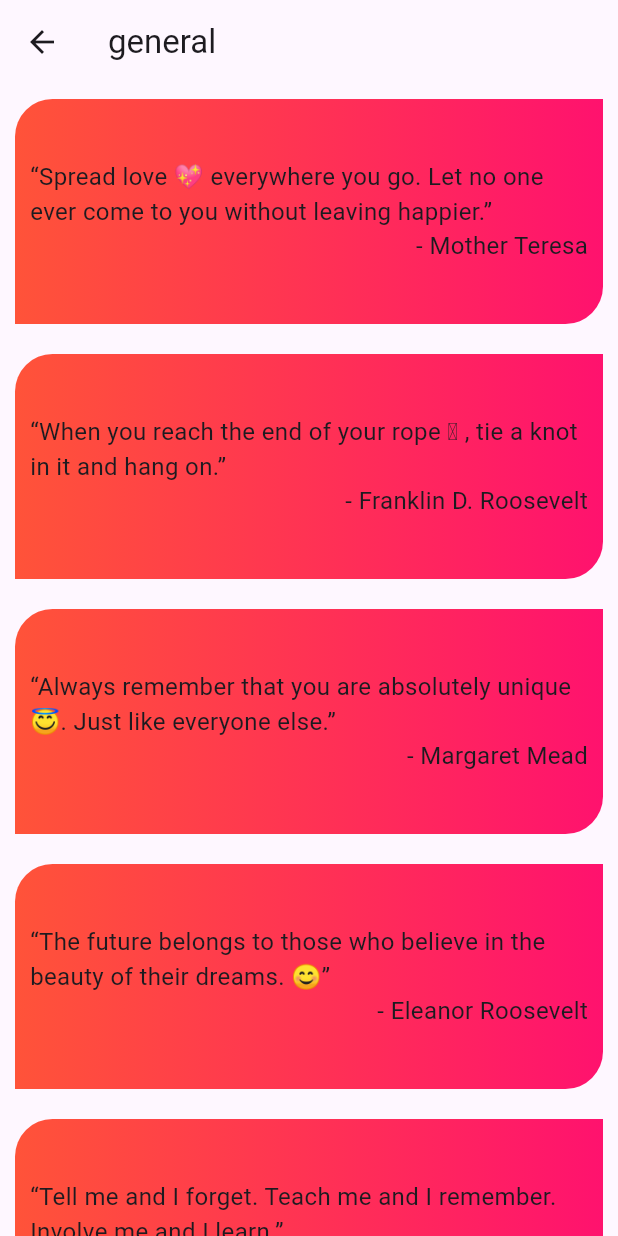
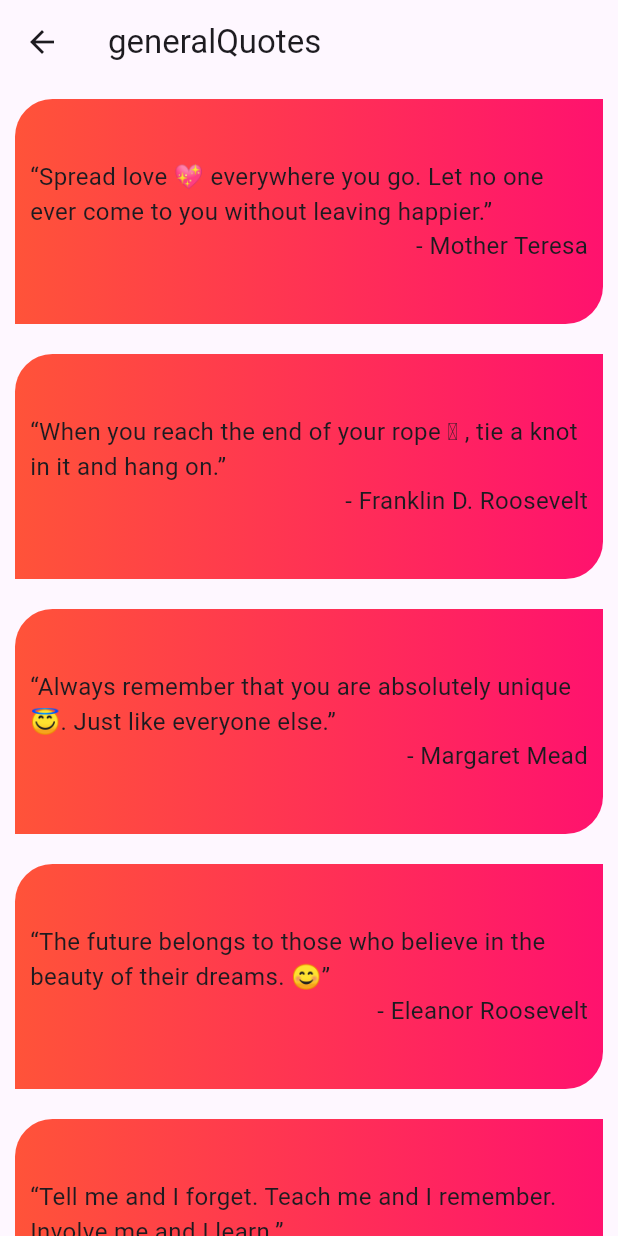
Before and after one commit to shitalchauhan769/db_miner_app, a Flutter app: the screen it shows after launch, after a tap on "general", on a phone screen of 412 x 824 dp. Run offline on Flutter 3.47's test engine with Material 3 defaults, Android fonts, the phone set to English and light mode, and no system bars; our stand-ins replace animated_text_kit, get, shared_preferences, sqflite; accounts and stored records are empty.

Commit message:
22-8-2024

```diff
--- a/lib/main.dart
+++ b/lib/main.dart
@@ -1,12 +1,24 @@
+import 'package:db_miner_quotes_app/screen/home/controller/home_controller.dart';
 import 'package:db_miner_quotes_app/utils/app_routes.dart';
 import 'package:flutter/material.dart';
 import 'package:get/get.dart';
 
 void main() {
+  WidgetsFlutterBinding.ensureInitialized();
+  QuotesController controller=Get.put(QuotesController());
   runApp(
-    GetMaterialApp(
-      debugShowCheckedModeBanner: false,
-      routes: app_routes,
-    ),
+     GetMaterialApp(
+          debugShowCheckedModeBanner: false,
+          theme: ThemeData.light(),
+          darkTheme: ThemeData.dark(),
+          themeMode: controller.theme =="Light"
+              ?ThemeMode.light
+              :controller.theme=="Dark"
+              ?ThemeMode.dark
+              :ThemeMode.system,
+          routes: app_routes,
+        ),
+
+
   );
 }
--- a/lib/screen/details/view/details_screen.dart
+++ b/lib/screen/details/view/details_screen.dart
@@ -20,7 +20,7 @@ class _DetailsScreenState extends State<DetailsScreen> {
   Widget build(BuildContext context) {
     return Scaffold(
         appBar: AppBar(
-          title: Text("${quotes.category}"),
+          title: Text("${quotes.category}Quotes"),
         ),
         body: ListView.builder(
           itemCount: quotes.quotesList!.length,
--- /dev/null
+++ b/lib/utils/theme.dart
@@ -0,0 +1,5 @@
+import 'package:flutter/cupertino.dart';
+import 'package:flutter/material.dart';
+
+ThemeData lightTheme = ThemeData(brightness: Brightness.light,);
+ThemeData darkTheme = ThemeData(brightness: Brightness.dark,);
```
Also changed, not shown: lib/screen/edit/view/edit_screen.dart (+9 -4 lines), lib/screen/favourite/view/favourite_screen.dart (+17 -0 lines), lib/screen/home/controller/home_controller.dart (+14 -0 lines), lib/screen/home/view/home_screen.dart (+25 -2 lines), lib/utils/helper/shared_helper.dart (+24 -24 lines), Screenshot_20240822_083952.png (added), Screenshot_20240822_084001.png (added), Screenshot_20240822_084009.png (added), Screenshot_20240822_084020.png (added), Screenshot_20240822_084028.png (added), Screenshot_20240822_084041.png (added), pubspec.lock.
